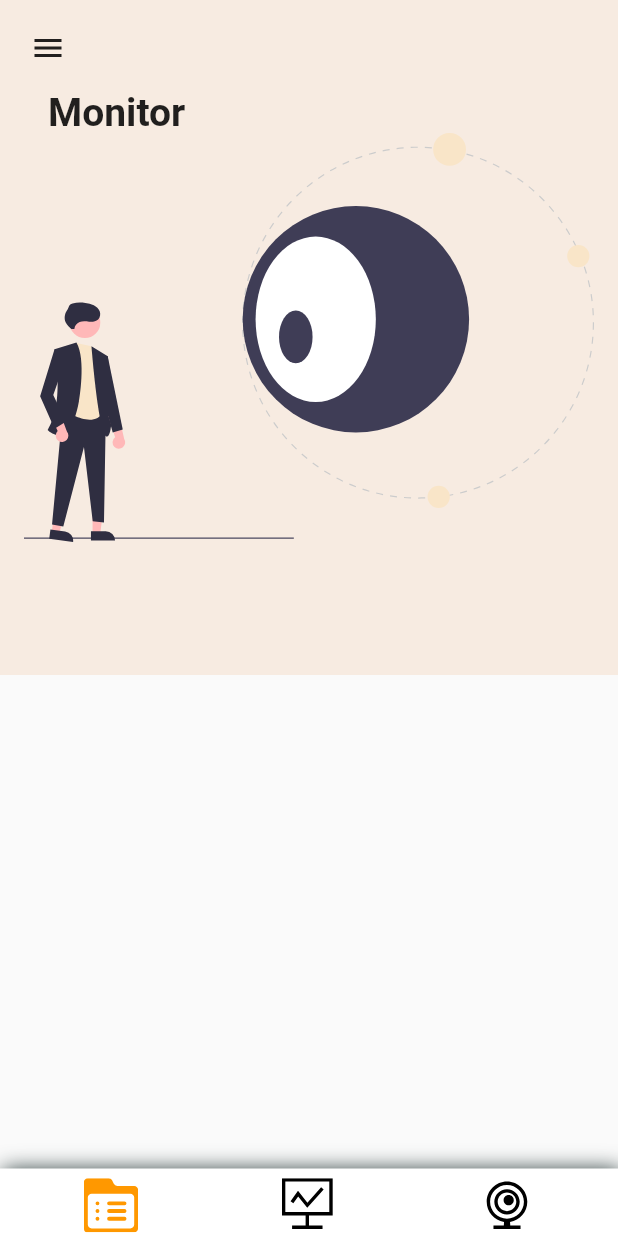
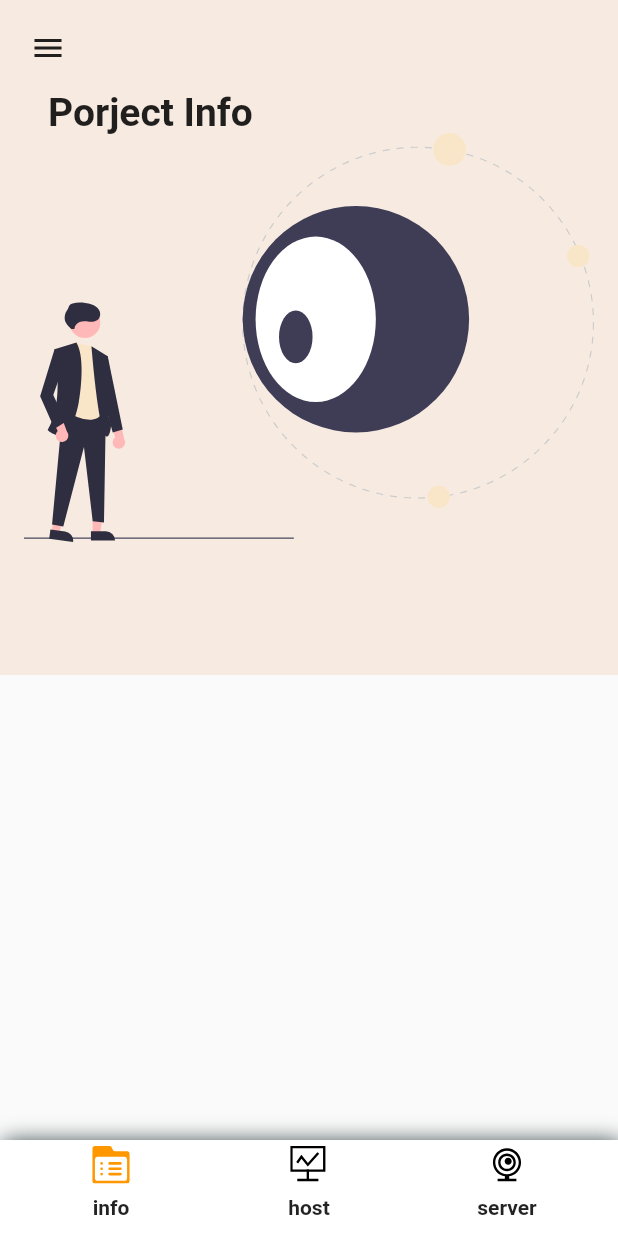
Before and after one commit to liwei1dao/lgflutter_console, a Flutter app: the screen it shows after launch, on a phone screen of 412 x 824 dp. Run offline on Flutter 3.47's test engine with Material 2 defaults, Android fonts, the phone set to English and light mode, and no system bars; drawn by our look-alikes of oktoast; our stand-ins replace connectivity, convert, dio, flutter_svg, shared_preferences; accounts and stored records are empty.

Commit message:
上传代码

```diff
--- a/lib/scenes/home/components/bottom_bar_view.dart
+++ b/lib/scenes/home/components/bottom_bar_view.dart
@@ -1,3 +1,5 @@
+import 'dart:html';
+
 import 'package:flutter/material.dart';
 import 'package:flutter_svg/svg.dart';
 import 'package:lgflutter_console/apptheme.dart';
@@ -47,7 +49,7 @@ class _BottomBarViewState extends State<BottomBarView>
                 child: Column(
                   children: [
                     SizedBox(
-                      height: 45,
+                      height: 64,
                       child: Padding(
                         padding:
                             const EdgeInsets.only(left: 8, right: 8, top: 4),
@@ -113,12 +115,14 @@ class _BottomBarViewState extends State<BottomBarView>
 class TabIconData {
   TabIconData({
     this.imagePath = '',
+    this.tabname = '',
     this.index = 0,
     this.isSelected = false,
     this.animationController,
   });
 
   String imagePath;
+  String tabname;
   bool isSelected;
   int index;
 
@@ -127,18 +131,21 @@ class TabIconData {
   static List<TabIconData> tabIconsList = <TabIconData>[
     TabIconData(
       imagePath: 'assets/images/infp.svg',
+      tabname: "info",
       index: 0,
       isSelected: true,
       animationController: null,
     ),
     TabIconData(
       imagePath: 'assets/images/monitor_host.svg',
+      tabname: "host",
       index: 1,
       isSelected: false,
       animationController: null,
     ),
     TabIconData(
       imagePath: 'assets/images/monitor_server.svg',
+      tabname: "server",
       index: 2,
       isSelected: false,
       animationController: null,
@@ -192,22 +199,23 @@ class _TabIconsState extends State<TabIcons> with TickerProviderStateMixin {
             }
           },
           child: IgnorePointer(
-            child: Stack(
-              alignment: AlignmentDirectional.center,
+            child: Column(
               children: <Widget>[
-                ScaleTransition(
-                  alignment: Alignment.center,
-                  scale: Tween<double>(begin: 0.88, end: 1.0).animate(
-                      CurvedAnimation(
-                          parent: widget.tabIconData!.animationController!,
-                          curve: const Interval(0.1, 1.0,
-                              curve: Curves.fastOutSlowIn))),
-                  child: SvgPicture.asset(
-                    widget.tabIconData!.imagePath,
-                    height: 200,
-                    color: widget.tabIconData!.isSelected!
-                        ? Colors.orange
-                        : Colors.black,
+                SvgPicture.asset(
+                  widget.tabIconData!.imagePath,
+                  height: 25,
+                  color: widget.tabIconData!.isSelected
+                      ? Colors.orange
+                      : Colors.black,
+                ),
+                const SizedBox(
+                  height: 8,
+                ),
+                Text(
+                  widget.tabIconData!.tabname,
+                  style: const TextStyle(
+                    fontWeight: FontWeight.bold,
+                    fontSize: 14,
                   ),
                 ),
               ],
--- a/lib/scenes/home/components/home_info_view.dart
+++ b/lib/scenes/home/components/home_info_view.dart
@@ -52,7 +52,7 @@ class _HomeInfoViewState extends State<HomeInfoView> {
                         width: MediaQuery.of(context).size.width,
                         padding: const EdgeInsets.only(left: 32),
                         child: const Text(
-                          "Monitor",
+                          "Porject Info",
                           style: TextStyle(
                             fontSize: 26,
                             fontWeight: FontWeight.bold,
```
Also changed, not shown: lib/scenes/home/components/home_monitorhost_view.dart (+8 -9 lines), lib/scenes/home/components/home_monitorserver_view.dart (+9 -9 lines).
